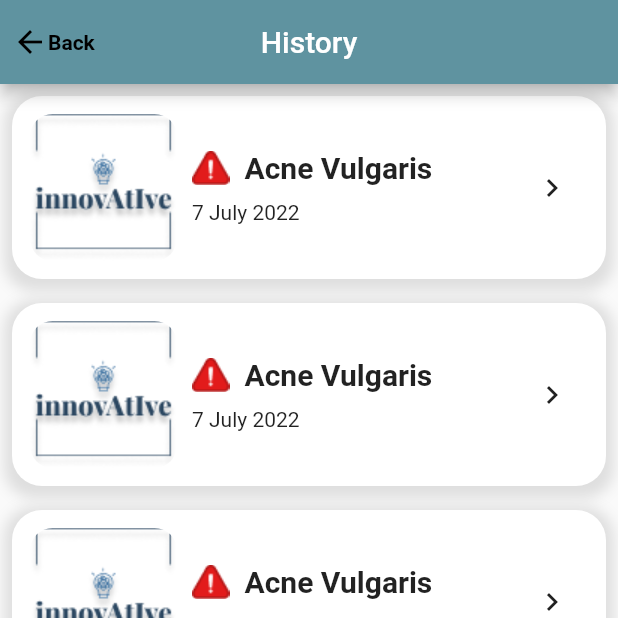
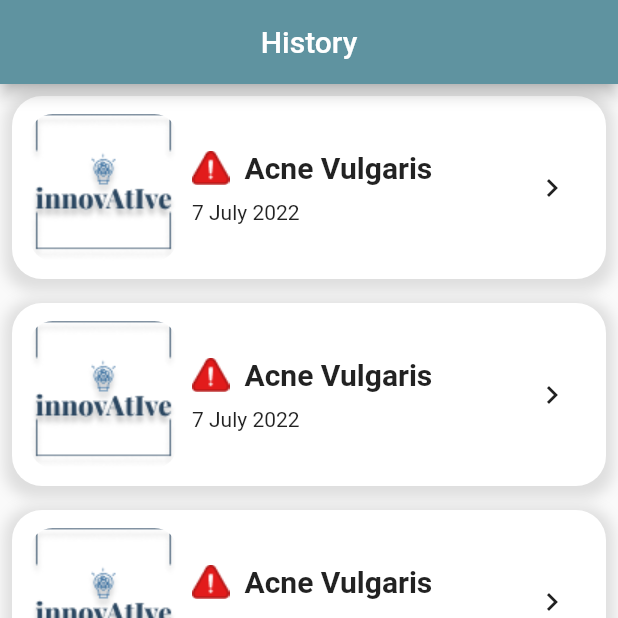
Before and after one commit to Raylouiss/DermaticaAI_FE, a Flutter app: the History screen opened directly, on a phone screen of 412 x 824 dp, the top half of it. Run offline on Flutter 3.47's test engine with Material 2 defaults, Android fonts, the phone set to English and light mode, and no system bars; our stand-ins replace camera, cloud_firestore, firebase_auth, firebase_core, firebase_storage, google_sign_in and 1 more; missing offline and left inert: flutter_email_sender; accounts and stored records are empty.

Commit message:
style: history

```diff
--- a/lib/screen/history.dart
+++ b/lib/screen/history.dart
@@ -12,44 +12,32 @@ class _HistoryState extends State<History> {
   Widget build(BuildContext context) {
     double width = MediaQuery.of(context).size.width;
 
-    return Scaffold(
+    return WillPopScope(
+        onWillPop: () async {
+          return false;
+        },
+        child: Scaffold(
           appBar: AppBar(
-        backgroundColor: Color(0xFF5F93A0),
-        title: Text(
+            backgroundColor: const Color(0xFF5F93A0),
+            title: const Text(
               'History',
               textAlign: TextAlign.center,
             ),
             centerTitle: true,
-        leading: IconButton(
-          icon: Row(
-            children: [
-              Icon(Icons.arrow_back, color: Colors.black,),
-              Text('Back',
-                style: TextStyle(
-                  color: Colors.black,
-                  fontWeight: FontWeight.bold
-                ),
-              ),
-            ],
-          ),
-          onPressed: () {
-            Navigator.of(context).pop();
-          },
-        ),
-        leadingWidth: 90,
+            automaticallyImplyLeading: false,
           ),
           body: SingleChildScrollView(
             child: Column(
               children: [
                 ListView.builder(
                   shrinkWrap: true,
-              physics: NeverScrollableScrollPhysics(),
+                  physics: const NeverScrollableScrollPhysics(),
                   itemCount: 10, // Number of items
                   itemBuilder: (context, index) {
                     return Container(
-                  padding: EdgeInsets.all(12),
+                      padding: const EdgeInsets.all(12),
                       width: width,
-                  margin: EdgeInsets.all(8),
+                      margin: const EdgeInsets.all(8),
                       decoration: BoxDecoration(
                         color: Colors.white,
                         borderRadius: BorderRadius.circular(20),
@@ -58,7 +46,7 @@ class _HistoryState extends State<History> {
                             color: Colors.grey.withOpacity(0.3),
                             spreadRadius: 5,
                             blurRadius: 7,
-                        offset: Offset(0, 3),
+                            offset: const Offset(0, 3),
                           ),
                         ],
                       ),
@@ -71,15 +59,15 @@ class _HistoryState extends State<History> {
                                 borderRadius: BorderRadius.circular(15.0),
                                 child: Image.asset('assets/logo_kelompok.png'),
                               ),
-                          SizedBox(width: 10),
+                              const SizedBox(width: 10),
                               Column(
                                 crossAxisAlignment: CrossAxisAlignment.start,
                                 children: [
                                   Row(
                                     children: [
                                       Image.asset('assets/res_danger_icon.png'),
-                                  SizedBox(width: 10),
-                                  Text(
+                                      const SizedBox(width: 10),
+                                      const Text(
                                         'Acne Vulgaris',
                                         style: TextStyle(
                                           fontSize: 20,
@@ -88,8 +76,10 @@ class _HistoryState extends State<History> {
                                       ),
                                     ],
                                   ),
-                              SizedBox(height: 10,),
-                              Align(
+                                  const SizedBox(
+                                    height: 10,
+                                  ),
+                                  const Align(
                                     alignment: Alignment.centerLeft,
                                     child: Text('7 July 2022'),
                                   ),
@@ -98,7 +88,7 @@ class _HistoryState extends State<History> {
                             ],
                           ),
                           IconButton(
-                        icon: Icon(Icons.chevron_right),
+                            icon: const Icon(Icons.chevron_right),
                             onPressed: () {
                               // Add action here
                             },
@@ -111,6 +101,6 @@ class _HistoryState extends State<History> {
               ],
             ),
           ),
-    );
+        ));
   }
 }
```
Lines whose indentation alone changed are shown as unchanged.
